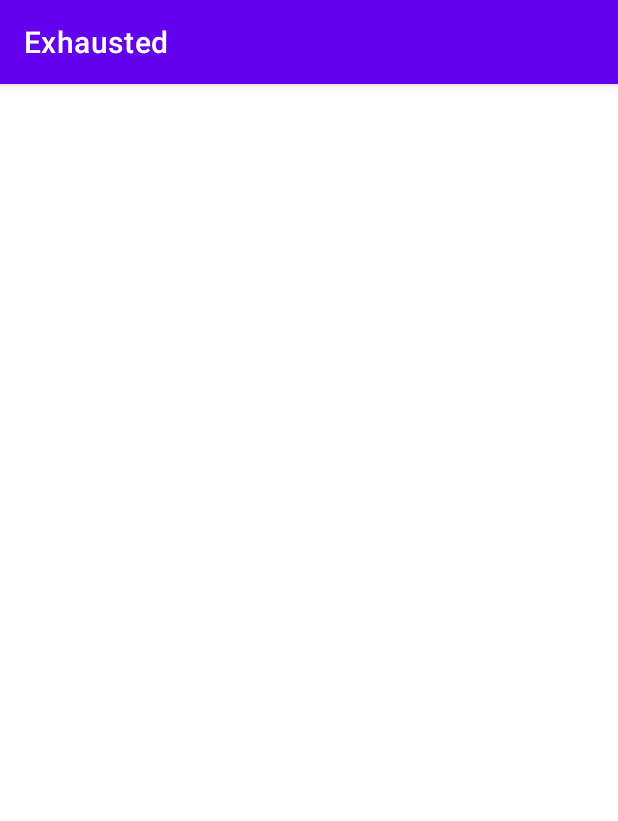
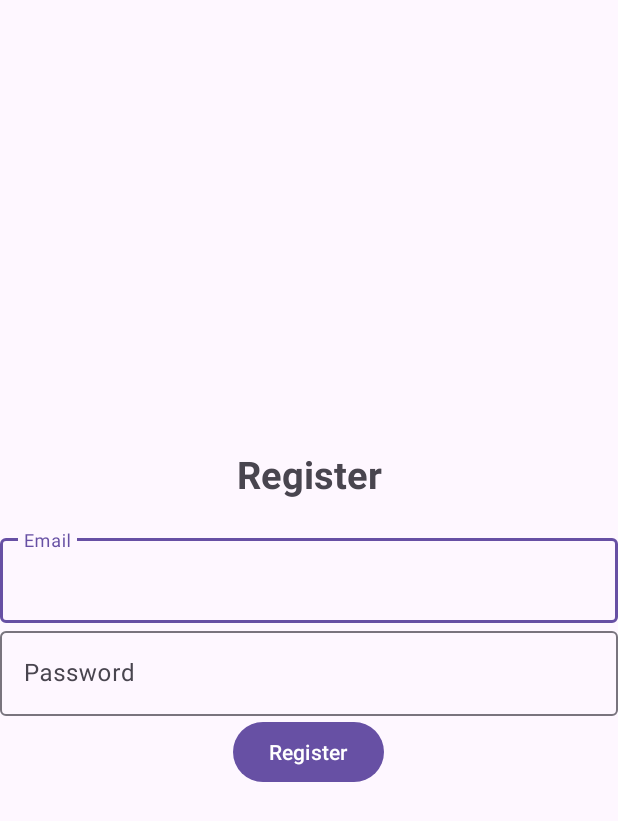
Before and after one commit to KKrisna/Exhausted, an Android app: the Register screen opened directly, with no data from a screen before it, on a phone screen of 412 x 824 dp. Shown: the top 821 px of the screen. Run offline under Robolectric (Android 15) with nearby library versions, the phone set to English and light mode, and no system bars; our stand-ins replace Firebase (no records; nobody signed in at launch, a user with empty details on screens opened directly).

Commit message:
Finished registration part

```diff
--- a/app/src/main/java/com/example/exhausted/Register.java
+++ b/app/src/main/java/com/example/exhausted/Register.java
@@ -1,14 +1,84 @@
 package com.example.exhausted;
 
+import androidx.annotation.NonNull;
 import androidx.appcompat.app.AppCompatActivity;
 
 import android.os.Bundle;
+import android.text.TextUtils;
+import android.view.View;
+import android.widget.Button;
+import android.widget.ProgressBar;
+import android.widget.Toast;
+
+import com.google.android.gms.tasks.OnCompleteListener;
+import com.google.android.gms.tasks.Task;
+import com.google.android.material.textfield.TextInputEditText;
+import com.google.firebase.auth.AuthResult;
+import com.google.firebase.auth.FirebaseAuth;
+import com.google.firebase.auth.FirebaseUser;
 
 public class Register extends AppCompatActivity {
+
+    TextInputEditText editTextEmail, editTextPassword;
+
+    Button buttonReg;
+
+    FirebaseAuth mAuth;
+
+    ProgressBar progressBar;
 
     @Override
     protected void onCreate(Bundle savedInstanceState) {
         super.onCreate(savedInstanceState);
         setContentView(R.layout.activity_register);
+
+        mAuth = FirebaseAuth.getInstance();
+
+        editTextEmail = findViewById(R.id.email);
+
+        editTextPassword = findViewById(R.id.password);
+
+        buttonReg = findViewById(R.id.btn_register);
+
+        progressBar = findViewById(R.id.progressBar);
+
+        buttonReg.setOnClickListener(new View.OnClickListener() {
+            @Override
+            public void onClick(View view) {
+                String email, password;
+
+                progressBar.setVisibility(View.VISIBLE);
+
+                email = String.valueOf(editTextEmail.getText());
+
+                password = String.valueOf(editTextPassword.getText());
+
+                if (TextUtils.isEmpty(email)) {
+                    Toast.makeText(Register.this, "Enter Password", Toast.LENGTH_SHORT).show();
+
+                    return;
+                }
+
+                if (TextUtils.isEmpty(password)) {
+                    Toast.makeText(Register.this, "Enter password", Toast.LENGTH_SHORT). show();
+                    return;
+                }
+
+                mAuth.createUserWithEmailAndPassword(email, password)
+                        .addOnCompleteListener(new OnCompleteListener<AuthResult>() {
+                            @Override
+                            public void onComplete(@NonNull Task<AuthResult> task) {
+                                progressBar.setVisibility(View.GONE);
+
+                                if (task.isSuccessful()) Toast.makeText(Register.this, "Account created.",
+                                        Toast.LENGTH_SHORT).show();
+
+                                // If sign in fails, display a message to the user.
+                                else Toast.makeText(Register.this, "Authentication failed.",
+                                            Toast.LENGTH_SHORT).show();
+                            }
+                        });
+            }
+        });
     }
 }
--- a/app/src/main/res/layout/activity_register.xml
+++ b/app/src/main/res/layout/activity_register.xml
@@ -1,9 +1,60 @@
 <?xml version="1.0" encoding="utf-8"?>
-<androidx.constraintlayout.widget.ConstraintLayout xmlns:android="http://schemas.android.com/apk/res/android"
+<!-- changed androidx.constraintlayout.widget.ConstraintLayout to LinearLayout -->
+<LinearLayout xmlns:android="http://schemas.android.com/apk/res/android"
     xmlns:app="http://schemas.android.com/apk/res-auto"
     xmlns:tools="http://schemas.android.com/tools"
     android:layout_width="match_parent"
+
+    android:orientation="vertical"
+    android:gravity="center"
+
     android:layout_height="match_parent"
     tools:context=".Register">
 
-</androidx.constraintlayout.widget.ConstraintLayout>
+    <TextView
+        android:layout_width="match_parent"
+        android:layout_height="wrap_content"
+        android:layout_marginBottom="20dp"
+        android:gravity="center"
+        android:text="@string/register"
+        android:textSize="25sp"
+        android:textStyle="bold" />
+
+    <com.google.android.material.textfield.TextInputLayout
+        android:layout_width="match_parent"
+        android:layout_height="wrap_content" >
+
+        <com.google.android.material.textfield.TextInputEditText
+            android:id="@+id/email"
+            android:hint="@string/email"
+            android:layout_width="match_parent"
+            android:layout_height="wrap_content"
+            />
+    </com.google.android.material.textfield.TextInputLayout>
+
+    <com.google.android.material.textfield.TextInputLayout
+        android:layout_width="match_parent"
+        android:layout_height="wrap_content" >
+
+        <com.google.android.material.textfield.TextInputEditText
+            android:id="@+id/password"
+            android:hint="@string/password"
+            android:layout_width="match_parent"
+            android:layout_height="wrap_content"
+            />
+    </com.google.android.material.textfield.TextInputLayout>
+
+    <ProgressBar
+        android:id="@+id/progressBar"
+        android:visibility="gone"
+        android:layout_width="wrap_content"
+        android:layout_height="wrap_content" />
+
+    <Button
+        android:id="@+id/btn_register"
+        android:layout_width="wrap_content"
+        android:layout_height="wrap_content"
+        android:text="@string/register"
+        />
+
+</LinearLayout>
--- a/app/src/main/res/values/strings.xml
+++ b/app/src/main/res/values/strings.xml
@@ -2,4 +2,6 @@
     <string name="app_name">Exhausted</string>
     <string name="login">Login</string>
     <string name="email">Email</string>
+    <string name="password">Password</string>
+    <string name="register">Register</string>
 </resources>
```
Also changed, not shown: app/src/main/AndroidManifest.xml (+9 -3 lines), app/src/main/res/layout/activity_login.xml (+31 -2 lines).
